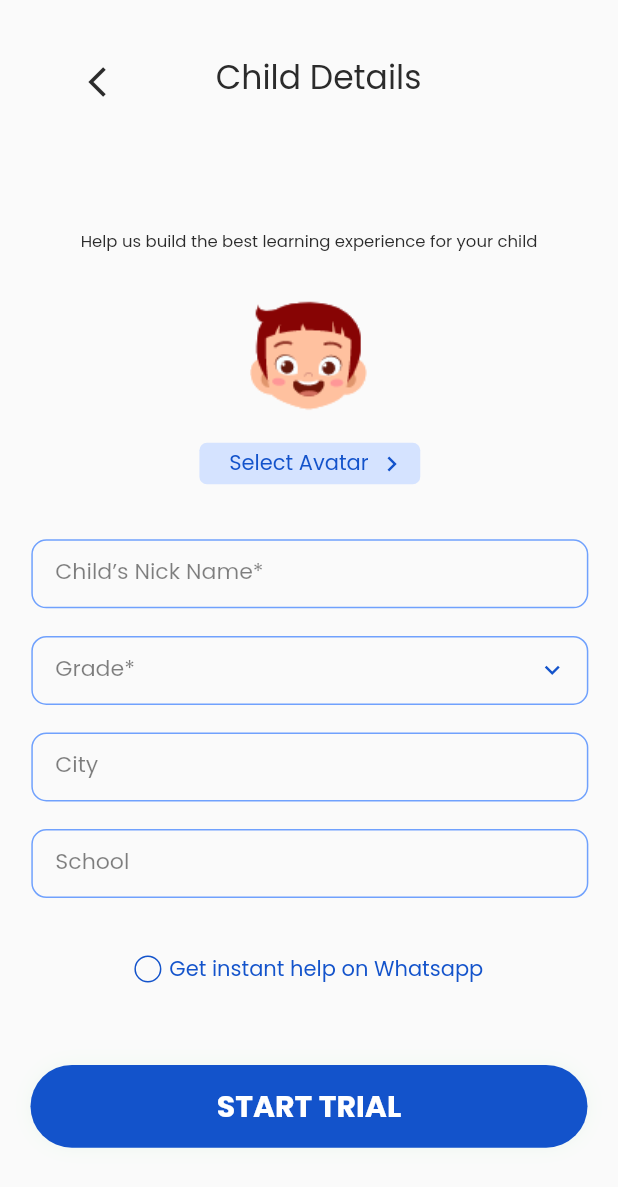
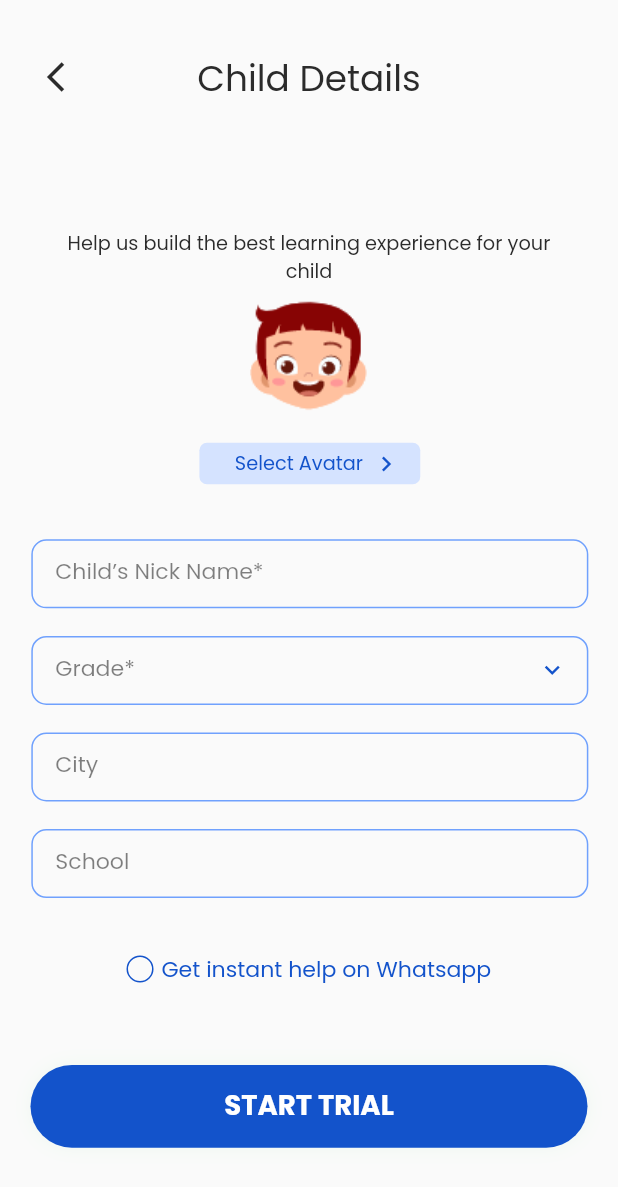
Before and after one commit to MMRoopa/avatar_dialog, a Flutter app: the ChildDetails screen opened directly, on a phone screen of 412 x 824 dp. Shown: the top 1187 px of the screen. Run offline on Flutter 3.47's test engine with Material 2 defaults, Android fonts, the phone set to English and light mode, and no system bars; drawn by our look-alikes of auto_size_text; our stand-ins replace flutter_screenutil, scroll_to_index; statements that could not run were skipped.

Commit message:
removed AutoSizeText and fixed title alignment,Added everything in ListView

```diff
--- a/lib/childDetails/child_details.dart
+++ b/lib/childDetails/child_details.dart
@@ -1,4 +1,3 @@
-import 'package:auto_size_text/auto_size_text.dart';
 import 'package:avatar_dialog/avatarDialog/avatar_dialog.dart';
 import 'package:avatar_dialog/gradeDialog/grade_dialog.dart';
 import 'package:avatar_dialog/langDialog/lang_dialog.dart';
@@ -26,12 +25,13 @@ class _ChildDetailsState extends State<ChildDetails> {
         crossAxisAlignment: CrossAxisAlignment.center,
         mainAxisAlignment: MainAxisAlignment.center,
         children: <Widget>[
-          titleWidget(context),
-          pageText(),
           Expanded(
             child: ListView(
+              shrinkWrap: true,
               scrollDirection: Axis.vertical,
               children: [
+                titleWidget(context),
+                pageText(),
                 avatarImage(),
                 selectAvatar(context),
                 childName(),
@@ -54,15 +54,14 @@ class _ChildDetailsState extends State<ChildDetails> {
       height: 38.h,
       width: 300.w,
       margin: EdgeInsets.only(left: 38.w, top: 92.h, right: 38.w),
-      child: const AutoSizeText(
+      child: Text(
         'Help us build the best learning experience for your child',
         style: TextStyle(
-          color: Color(0xFF2B2B2B),
-          fontSize: 14.0,
+          color: const Color(0xFF2B2B2B),
+          fontSize: 14.sp,
           fontWeight: FontWeight.w500,
           fontFamily: 'Poppins',
         ),
-        minFontSize: 6.0,
         textAlign: TextAlign.center,
         maxLines: 2,
       ),
@@ -88,15 +87,14 @@ class _ChildDetailsState extends State<ChildDetails> {
         onTap: () {},
         child: Container(
           alignment: Alignment.center,
-          child: const AutoSizeText(
+          child: Text(
             'START TRIAL',
             style: TextStyle(
-              fontSize: 20.0,
+              fontSize: 20.sp,
               color: Colors.white,
               fontWeight: FontWeight.bold,
               fontFamily: 'Poppins',
             ),
-            minFontSize: 12.0,
             textAlign: TextAlign.center,
             maxLines: 1,
           ),
@@ -142,14 +140,13 @@ class _ChildDetailsState extends State<ChildDetails> {
             ), //Che
             Padding(
               padding: EdgeInsets.only(left: 5.w),
-              child: const AutoSizeText(
+              child: Text(
                 'Get instant help on Whatsapp',
                 style: TextStyle(
-                  fontSize: 16.0,
-                  color: Color(0xFF1353CB),
+                  fontSize: 16.sp,
+                  color: const Color(0xFF1353CB),
                   fontFamily: 'Poppins',
                 ),
-                minFontSize: 8.0,
                 textAlign: TextAlign.center,
                 maxLines: 1,
               ),
@@ -336,15 +333,14 @@ class _ChildDetailsState extends State<ChildDetails> {
           children: [
             Padding(
               padding: EdgeInsets.only(left: 10.w, right: 5.w),
-              child: const AutoSizeText(
+              child: Text(
                 'Select Avatar',
                 style: TextStyle(
-                  fontSize: 14.0,
-                  color: Color(0xFF1353CB),
+                  fontSize: 14.sp,
+                  color: const Color(0xFF1353CB),
                   fontWeight: FontWeight.w500,
                   fontFamily: 'Poppins',
                 ),
-                minFontSize: 6.0,
                 textAlign: TextAlign.center,
                 maxLines: 1,
               ),
@@ -385,33 +381,31 @@ class _ChildDetailsState extends State<ChildDetails> {
       height: 36.h,
       width: 375.w,
       margin: EdgeInsets.only(top: 38.h),
-      child: Row(
-        mainAxisAlignment: MainAxisAlignment.center,
+      child: Stack(
+        alignment: AlignmentDirectional.centerStart,
         children: <Widget>[
           Padding(
             padding: EdgeInsets.only(left: 23.w),
-            child: IconButton(
-              onPressed: () {
+            child: GestureDetector(
+              onTap: () {
                 Navigator.pop(context);
               },
-              icon: const Icon(
+              child: const Icon(
                 Icons.arrow_back_ios_outlined,
                 color: Color(0xFF2B2B2B),
+                size: 24.0,
               ),
-              iconSize: 24.0,
             ),
           ),
-          Padding(
-            padding: EdgeInsets.only(left: 50.w, right: 105.w),
-            child: const AutoSizeText(
+          Center(
+            child: Text(
               "Child Details",
               style: TextStyle(
-                color: Color(0xFF2B2B2B),
-                fontSize: 26.0,
+                color: const Color(0xFF2B2B2B),
+                fontSize: 26.sp,
                 fontWeight: FontWeight.w500,
                 fontFamily: 'Poppins',
               ),
-              minFontSize: 16.0, //with 18.0 overflowing in Nexus One
               textAlign: TextAlign.center,
               maxLines: 1,
             ),
```
